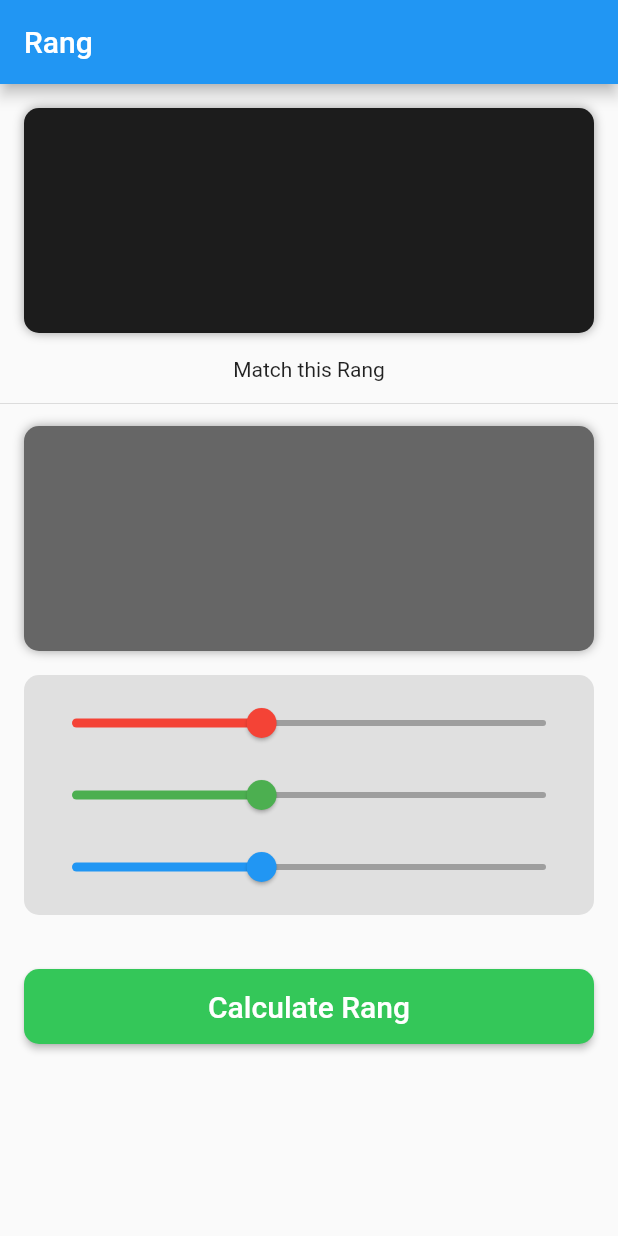
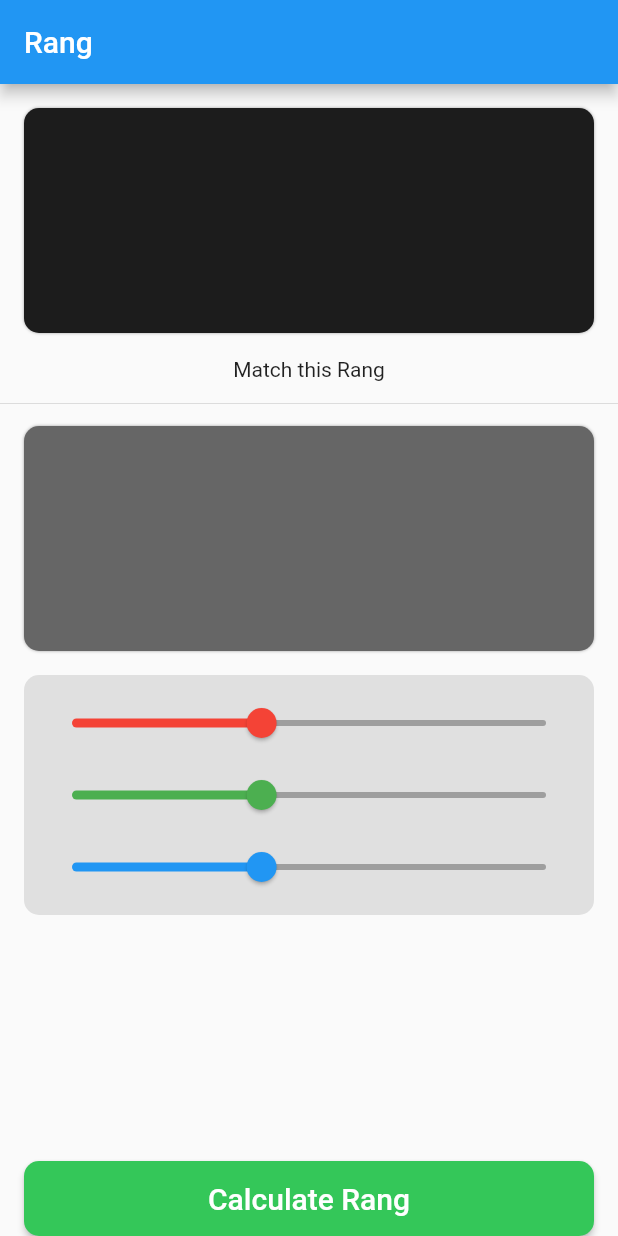
Before and after one commit to iamjdpatel/Rang-Flutter, a Flutter app: the screen it shows after launch, on a phone screen of 412 x 824 dp. Run offline on Flutter 3.47's test engine with Material 2 defaults, Android fonts, the phone set to English and light mode, and no system bars.

Commit message:
Safe area support

```diff
--- a/lib/main.dart
+++ b/lib/main.dart
@@ -88,7 +88,8 @@ class _HomeViewState extends State<HomeView> {
       appBar: AppBar(
         title: Text('Rang'),
       ),
-      body: Column(
+      body: SafeArea(
+        child: Column(
           children: <Widget>[
             GestureDetector(
               onTap: () {
@@ -103,7 +104,9 @@ class _HomeViewState extends State<HomeView> {
                     color: Color.fromRGBO((rTarget * 255).toInt(),
                         (gTarget * 255).toInt(), (bTarget * 255).toInt(), 1.0),
                     borderRadius: BorderRadius.all(Radius.circular(10.0)),
-                  boxShadow: [BoxShadow(color: Colors.grey, blurRadius: 5.0)]),
+                    boxShadow: [
+                      BoxShadow(color: Colors.grey, blurRadius: 1.0)
+                    ]),
               ),
             ),
             Text('Match this Rang'),
@@ -117,7 +120,7 @@ class _HomeViewState extends State<HomeView> {
                   color: Color.fromRGBO((rGuess * 255).toInt(),
                       (gGuess * 255).toInt(), (bGuess * 255).toInt(), 1.0),
                   borderRadius: BorderRadius.all(Radius.circular(10.0)),
-                boxShadow: [BoxShadow(color: Colors.grey, blurRadius: 5.0)]),
+                  boxShadow: [BoxShadow(color: Colors.grey, blurRadius: 1.0)]),
             ),
             Container(
               margin: EdgeInsets.all(16),
@@ -146,9 +149,10 @@ class _HomeViewState extends State<HomeView> {
                 ],
               ),
             ),
-          SizedBox(
-            height: 20.0,
-          ),
+            // SizedBox(
+            //   height: 20.0,
+            // ),
+            Spacer(),
             SizedBox(
               height: 50.0,
               width: MediaQuery.of(context).size.width - 32,
@@ -168,6 +172,7 @@ class _HomeViewState extends State<HomeView> {
             )
           ],
         ),
+      ),
     );
   }
 }
```
Lines whose indentation alone changed are shown as unchanged.
